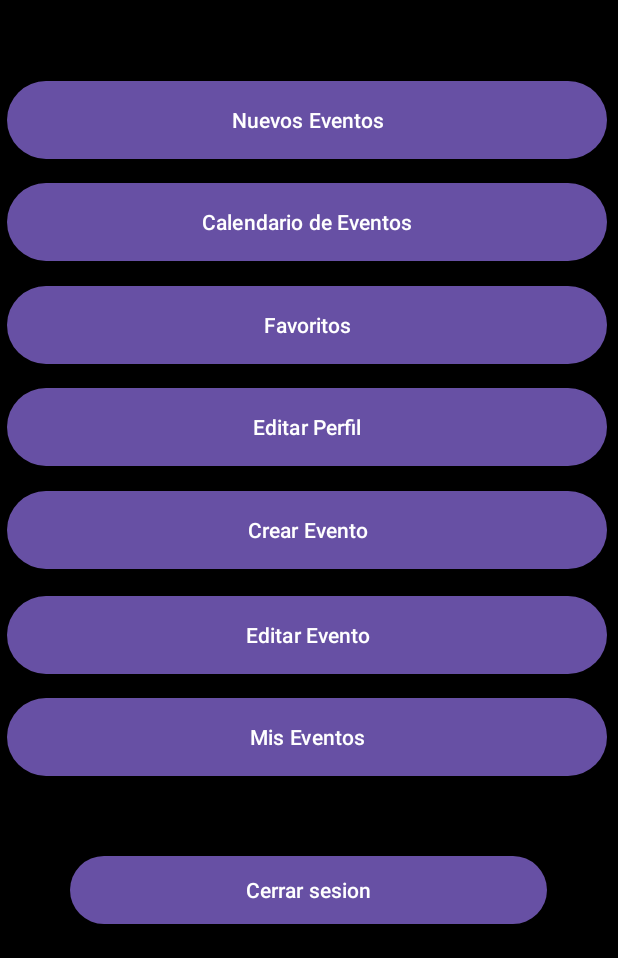
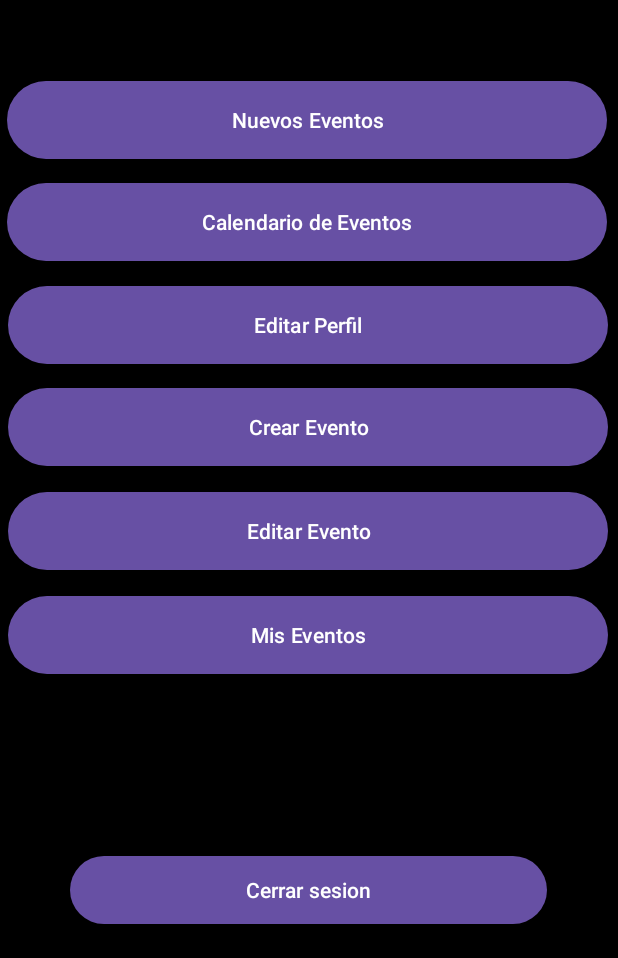
Before and after one commit to ElKalto/EventVault, an Android app: the PerfilCreador screen opened directly, with no data from a screen before it, on a phone screen of 412 x 824 dp, the part 278-1236 px from its top. Run offline under Robolectric (Android 15) with nearby library versions, the phone set to English and light mode, and no system bars; our stand-ins replace Firebase (no records; nobody signed in at launch, a user with empty details on screens opened directly).

```diff
--- a/app/src/main/java/com/example/eventvault/PerfilCreador.java
+++ b/app/src/main/java/com/example/eventvault/PerfilCreador.java
@@ -22,7 +22,9 @@ public class PerfilCreador extends AppCompatActivity {
 
         Button btnCerrarSesionCreador = findViewById(R.id.btnCerrarSesionCreador);
         Button btnCrearEvento = findViewById(R.id.btnCrearEvento);
-        Button btnEventos = findViewById(R.id.btnEventos);  // Agregado
+        Button btnEventos = findViewById(R.id.btnEventos);
+        Button btnCalenEvent = findViewById(R.id.btnCalenEvent);
+        Button btnPerf = findViewById(R.id.btnPerfil);
 
         btnCrearEvento.setOnClickListener(new View.OnClickListener() {
             @Override
@@ -42,6 +44,24 @@ public class PerfilCreador extends AppCompatActivity {
             }
         });
 
+        btnCalenEvent.setOnClickListener(new View.OnClickListener() {
+            @Override
+            public void onClick(View v) {
+                // Intent para iniciar la actividad CalendarioEventos
+                Intent intent = new Intent(PerfilCreador.this, CalendarioEventos.class);
+                startActivity(intent);
+            }
+        });
+
+        btnPerf.setOnClickListener(new View.OnClickListener() {
+            @Override
+            public void onClick(View v) {
+                // Intent para iniciar la actividad EditarPerfil
+                Intent intent = new Intent(PerfilCreador.this, EditarPerfil.class);
+                startActivity(intent);
+            }
+        });
+
         btnCerrarSesionCreador.setOnClickListener(new View.OnClickListener() {
             @Override
             public void onClick(View v) {
--- a/app/src/main/res/layout/activity_perfil_creador.xml
+++ b/app/src/main/res/layout/activity_perfil_creador.xml
@@ -22,7 +22,7 @@
         app:layout_constraintVertical_bias="0.976" />
 
     <ImageView
-        android:id="@+id/imageView2"
+        android:id="@+id/ImgViewPerfil"
         android:layout_width="203dp"
         android:layout_height="168dp"
         app:layout_constraintBottom_toBottomOf="parent"
@@ -34,28 +34,52 @@
         app:srcCompat="@drawable/ic_launcher_foreground" />
 
     <Button
-        android:id="@+id/button5"
+        android:id="@+id/btnPerfil"
+        android:layout_width="400dp"
+        android:layout_height="60dp"
+        android:text="Editar Perfil"
+        app:layout_constraintBottom_toBottomOf="parent"
+        app:layout_constraintEnd_toEndOf="parent"
+        app:layout_constraintHorizontal_bias="0.454"
+        app:layout_constraintStart_toStartOf="parent"
+        app:layout_constraintTop_toTopOf="parent"
+        app:layout_constraintVertical_bias="0.487" />
+
+    <Button
+        android:id="@+id/btnCrearEvento"
+        android:layout_width="400dp"
+        android:layout_height="60dp"
+        android:text="Crear Evento"
+        app:layout_constraintBottom_toBottomOf="parent"
+        app:layout_constraintEnd_toEndOf="parent"
+        app:layout_constraintHorizontal_bias="0.454"
+        app:layout_constraintStart_toStartOf="parent"
+        app:layout_constraintTop_toTopOf="parent"
+        app:layout_constraintVertical_bias="0.576" />
+
+    <Button
+        android:id="@+id/btnMisEventos"
+        android:layout_width="400dp"
+        android:layout_height="60dp"
+        android:text="Mis Eventos"
+        app:layout_constraintBottom_toBottomOf="parent"
+        app:layout_constraintEnd_toEndOf="parent"
+        app:layout_constraintHorizontal_bias="0.454"
+        app:layout_constraintStart_toStartOf="parent"
+        app:layout_constraintTop_toTopOf="parent"
+        app:layout_constraintVertical_bias="0.757" />
+
+    <Button
+        android:id="@+id/btnEditEvento"
         android:layout_width="400dp"
         android:layout_height="60dp"
         android:text="Editar Evento"
         app:layout_constraintBottom_toBottomOf="parent"
         app:layout_constraintEnd_toEndOf="parent"
-        app:layout_constraintHorizontal_bias="0.363"
+        app:layout_constraintHorizontal_bias="0.454"
         app:layout_constraintStart_toStartOf="parent"
         app:layout_constraintTop_toTopOf="parent"
-        app:layout_constraintVertical_bias="0.757" />
-
-    <Button
-        android:id="@+id/btnPerf"
-        android:layout_width="400dp"
-        android:layout_height="60dp"
-        android:text="Editar Perfil"
-        app:layout_constraintBottom_toBottomOf="parent"
-        app:layout_constraintEnd_toEndOf="parent"
-        app:layout_constraintHorizontal_bias="0.363"
-        app:layout_constraintStart_toStartOf="parent"
-        app:layout_constraintTop_toTopOf="parent"
-        app:layout_constraintVertical_bias="0.576" />
+        app:layout_constraintVertical_bias="0.667" />
 
     <Button
         android:id="@+id/btnEventos"
@@ -81,40 +105,4 @@
         app:layout_constraintTop_toTopOf="parent"
         app:layout_constraintVertical_bias="0.397" />
 
-    <Button
-        android:id="@+id/btnFav"
-        android:layout_width="400dp"
-        android:layout_height="60dp"
-        android:text="Favoritos"
-        app:layout_constraintBottom_toBottomOf="parent"
-        app:layout_constraintEnd_toEndOf="parent"
-        app:layout_constraintHorizontal_bias="0.363"
-        app:layout_constraintStart_toStartOf="parent"
-        app:layout_constraintTop_toTopOf="parent"
-        app:layout_constraintVertical_bias="0.487" />
-
-    <Button
-        android:id="@+id/btnCrearEvento"
-        android:layout_width="400dp"
-        android:layout_height="60dp"
-        android:text="Crear Evento"
-        app:layout_constraintBottom_toBottomOf="parent"
-        app:layout_constraintEnd_toEndOf="parent"
-        app:layout_constraintHorizontal_bias="0.363"
-        app:layout_constraintStart_toStartOf="parent"
-        app:layout_constraintTop_toTopOf="parent"
-        app:layout_constraintVertical_bias="0.666" />
-
-    <Button
-        android:id="@+id/button16"
-        android:layout_width="400dp"
-        android:layout_height="60dp"
-        android:text="Mis Eventos"
-        app:layout_constraintBottom_toBottomOf="parent"
-        app:layout_constraintEnd_toEndOf="parent"
-        app:layout_constraintHorizontal_bias="0.363"
-        app:layout_constraintStart_toStartOf="parent"
-        app:layout_constraintTop_toTopOf="parent"
-        app:layout_constraintVertical_bias="0.846" />
-
 </androidx.constraintlayout.widget.ConstraintLayout>
```
Also changed, not shown: app/src/main/AndroidManifest.xml (+5 -2 lines), app/src/main/java/com/example/eventvault/CalendarioEventos.java (added, +73 -0 lines), app/src/main/java/com/example/eventvault/EventVault.java (+29 -53 lines), app/src/main/java/com/example/eventvault/PaginaPrincipal.java (deleted, +0 -14 lines), app/src/main/java/com/example/eventvault/PerfilBasico.java (+33 -0 lines), app/src/main/java/com/example/eventvault/Registro.java (+41 -13 lines), app/src/main/java/com/example/eventvault/SessionManager.java (deleted, +0 -40 lines), app/src/main/res/layout/activity_calendario_eventos.xml (added, +35 -0 lines), app/src/main/res/layout/activity_pagina_principal.xml (deleted, +0 -10 lines), app/src/main/res/layout/activity_perfil_basico.xml (+3 -27 lines).
